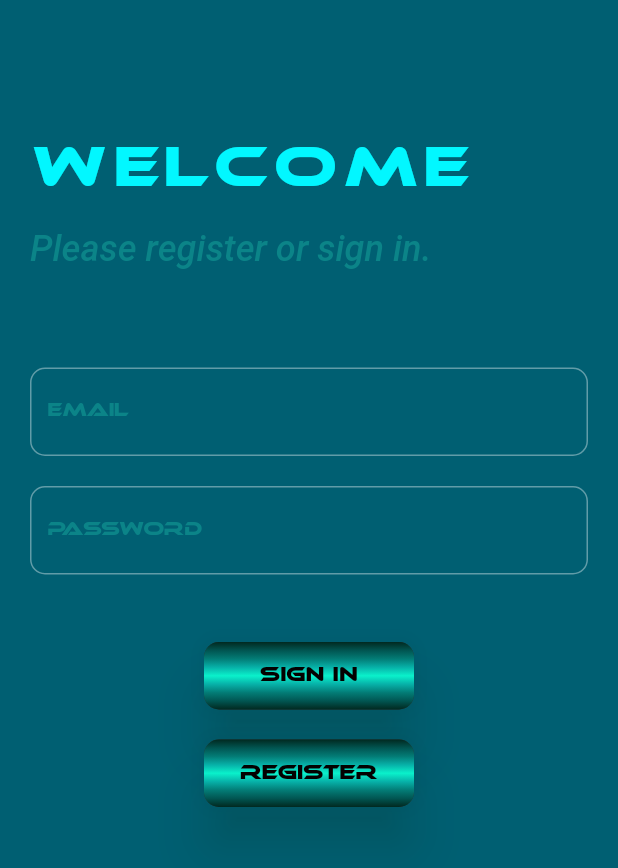
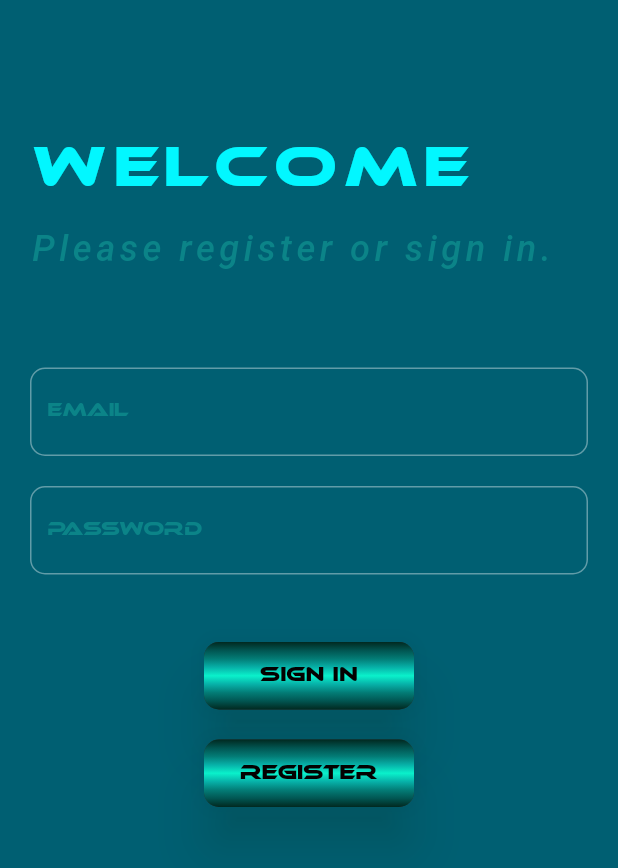
Before and after one commit to sera619/Practice_Apps, a Flutter app: the screen it shows after launch, on a phone screen of 412 x 824 dp. Shown: the top 868 px of the screen. Run offline on Flutter 3.47's test engine with Material 2 defaults, Android fonts, the phone set to English and light mode, and no system bars; our stand-ins replace auto_route, bloc, dartz, firebase_auth, firebase_core, flutter_bloc and 1 more; accounts and stored records are empty; Roboto replaces fonts that are missing (Rubik).

Commit message:
Update signup_form.dart

```diff
--- a/todo_firebase/lib/res/widgets/signup_form.dart
+++ b/todo_firebase/lib/res/widgets/signup_form.dart
@@ -82,14 +82,15 @@ class SignUpForm extends StatelessWidget {
                   children: [
                     Text('Welcome',
                         textAlign: TextAlign.left,
-                        style: themeData.textTheme.headline1!.copyWith(letterSpacing: 5,fontSize: 36)),
+                        style: themeData.textTheme.headline1!
+                            .copyWith(letterSpacing: 5, fontSize: 36)),
                     const SizedBox(
                       height: 20,
                     ),
                     Text(
                       'Please register or sign in.',
                       textAlign: TextAlign.left,
-                      style: themeData.textTheme.bodyText1!.copyWith(fontSize: 24),
+                      style: themeData.textTheme.bodyText1!.copyWith(fontSize: 24,letterSpacing: 3),
                     ),
                   ],
                 ),
@@ -191,8 +192,8 @@ class SignUpForm extends StatelessWidget {
                           }
                         else
                           {
-                                  BlocProvider.of<SignupformBloc>(context).add(
-                                      SignupWithEmailAndPasswordPressed(email: null, password: null))
+                            BlocProvider.of<SignupformBloc>(context)
+                                .add(SignupWithEmailAndPasswordPressed(email: null, password: null))
                           }
                       },
                       height: 45,
@@ -209,8 +210,8 @@ class SignUpForm extends StatelessWidget {
                                 RegisterWithEmailAndPasswordPressed(
                                     email: _email, password: _password));
                           } else {
-                            BlocProvider.of<SignupformBloc>(context)
-                                .add(RegisterWithEmailAndPasswordPressed(email: null, password: null));
+                            BlocProvider.of<SignupformBloc>(context).add(
+                                RegisterWithEmailAndPasswordPressed(email: null, password: null));
                           }
                         },
                         height: 45,
```
Lines whose indentation alone changed are shown as unchanged.
